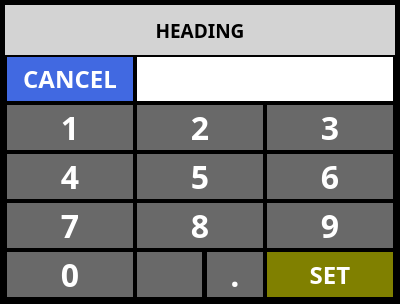
Above: ui/Keypad.ui from UnexplodedMinds/Stratofier before the change. Below: the same form after it.
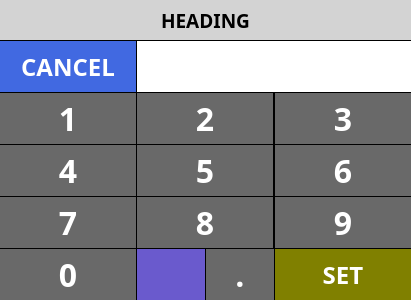
That is the form after the change. Icons and pictures are not drawn.

```diff
--- a/ui/Keypad.ui
+++ b/ui/Keypad.ui
@@ -6,7 +6,7 @@
    <rect>
     <x>0</x>
     <y>0</y>
-    <width>400</width>
+    <width>411</width>
     <height>300</height>
    </rect>
   </property>
@@ -97,7 +97,7 @@
 	border: none;
 	background-color: DimGray;
 	color: white;
-	margin: 2px;
+	margin: 0px;
 }
 QPushButton::pressed
 {
@@ -110,19 +110,19 @@
   </property>
   <layout class="QGridLayout" name="gridLayout" rowminimumheight="34,0,0,0,0,0">
    <property name="leftMargin">
-    <number>5</number>
+    <number>0</number>
    </property>
    <property name="topMargin">
-    <number>5</number>
+    <number>0</number>
    </property>
    <property name="rightMargin">
-    <number>5</number>
+    <number>0</number>
    </property>
    <property name="bottomMargin">
-    <number>5</number>
+    <number>0</number>
    </property>
    <property name="spacing">
-    <number>0</number>
+    <number>1</number>
    </property>
    <item row="0" column="0" colspan="4">
     <widget class="QLabel" name="m_pTitleLabel">
@@ -135,7 +135,13 @@
      <property name="minimumSize">
       <size>
        <width>0</width>
-       <height>50</height>
+       <height>40</height>
+      </size>
+     </property>
+     <property name="maximumSize">
+      <size>
+       <width>16777215</width>
+       <height>40</height>
       </size>
      </property>
      <property name="font">
@@ -179,6 +185,9 @@
        <bold>true</bold>
       </font>
      </property>
+     <property name="autoFillBackground">
+      <bool>false</bool>
+     </property>
      <property name="text">
       <string>3</string>
      </property>
@@ -206,6 +215,9 @@
        <bold>true</bold>
       </font>
      </property>
+     <property name="autoFillBackground">
+      <bool>false</bool>
+     </property>
      <property name="text">
       <string>8</string>
      </property>
@@ -432,6 +444,9 @@
        <bold>true</bold>
       </font>
      </property>
+     <property name="autoFillBackground">
+      <bool>false</bool>
+     </property>
      <property name="styleSheet">
       <string notr="true">QPushButton
 {
@@ -538,6 +553,9 @@
        <bold>true</bold>
       </font>
      </property>
+     <property name="autoFillBackground">
+      <bool>false</bool>
+     </property>
      <property name="text">
       <string>7</string>
      </property>
@@ -565,6 +583,9 @@
        <bold>true</bold>
       </font>
      </property>
+     <property name="autoFillBackground">
+      <bool>false</bool>
+     </property>
      <property name="text">
       <string>2</string>
      </property>
@@ -837,6 +858,9 @@
        <bold>true</bold>
       </font>
      </property>
+     <property name="autoFillBackground">
+      <bool>false</bool>
+     </property>
      <property name="text">
       <string>6</string>
      </property>
@@ -891,6 +915,9 @@
        <bold>true</bold>
       </font>
      </property>
+     <property name="autoFillBackground">
+      <bool>false</bool>
+     </property>
      <property name="text">
       <string>5</string>
      </property>
@@ -986,7 +1013,7 @@
       <bool>true</bool>
      </property>
      <property name="frameShape">
-      <enum>QFrame::Box</enum>
+      <enum>QFrame::NoFrame</enum>
      </property>
      <property name="lineWidth">
       <number>2</number>
@@ -1012,6 +1039,9 @@
        <bold>true</bold>
       </font>
      </property>
+     <property name="autoFillBackground">
+      <bool>false</bool>
+     </property>
      <property name="text">
       <string>0</string>
      </property>
@@ -1044,6 +1074,27 @@
          <bold>true</bold>
         </font>
        </property>
+       <property name="autoFillBackground">
+        <bool>false</bool>
+       </property>
+       <property name="styleSheet">
+        <string notr="true">QPushButton
+{
+	border: none;
+	background-color: SlateBlue;
+	color: white;
+	margin: 0px;
+}
+
+QPushButton::pressed
+{
+	border: none;
+	background-color: LightGray;
+	color: black;
+	margin: 0px;
+}
+</string>
+       </property>
        <property name="icon">
         <iconset resource="../AHRSResources.qrc">
          <normaloff>:/icons/resources/Backspace.png</normaloff>:/icons/resources/Backspace.png</iconset>
@@ -1072,6 +1123,9 @@
          <bold>true</bold>
         </font>
        </property>
+       <property name="autoFillBackground">
+        <bool>false</bool>
+       </property>
        <property name="text">
         <string>.</string>
        </property>
```
Left out of the diff: 2 changed lines with no effect on the pictures.
